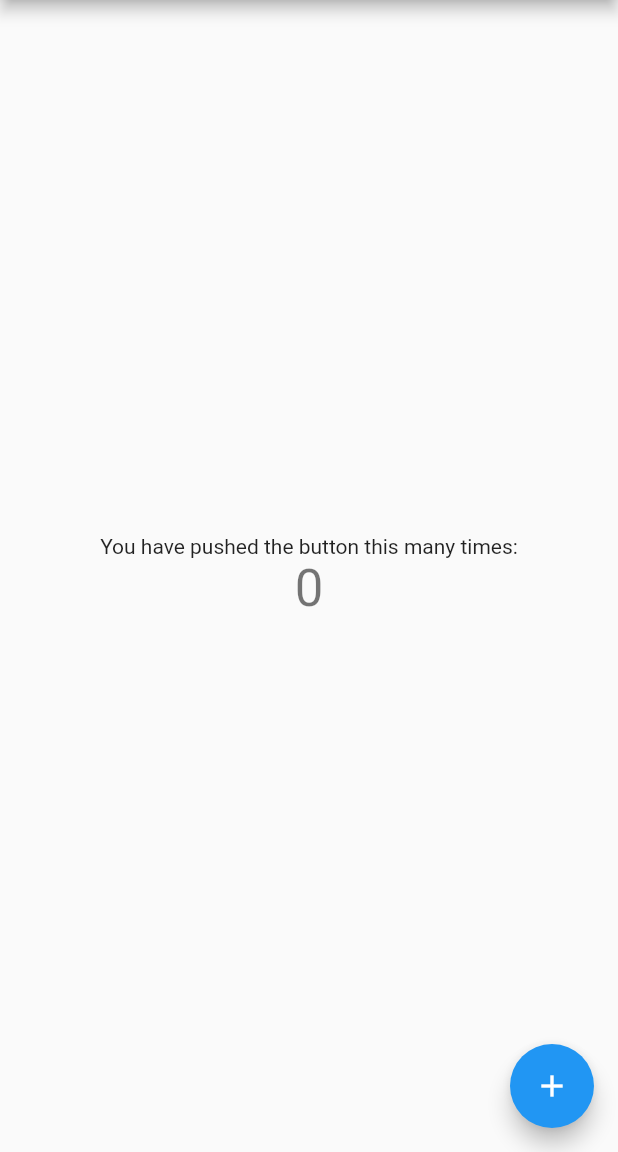
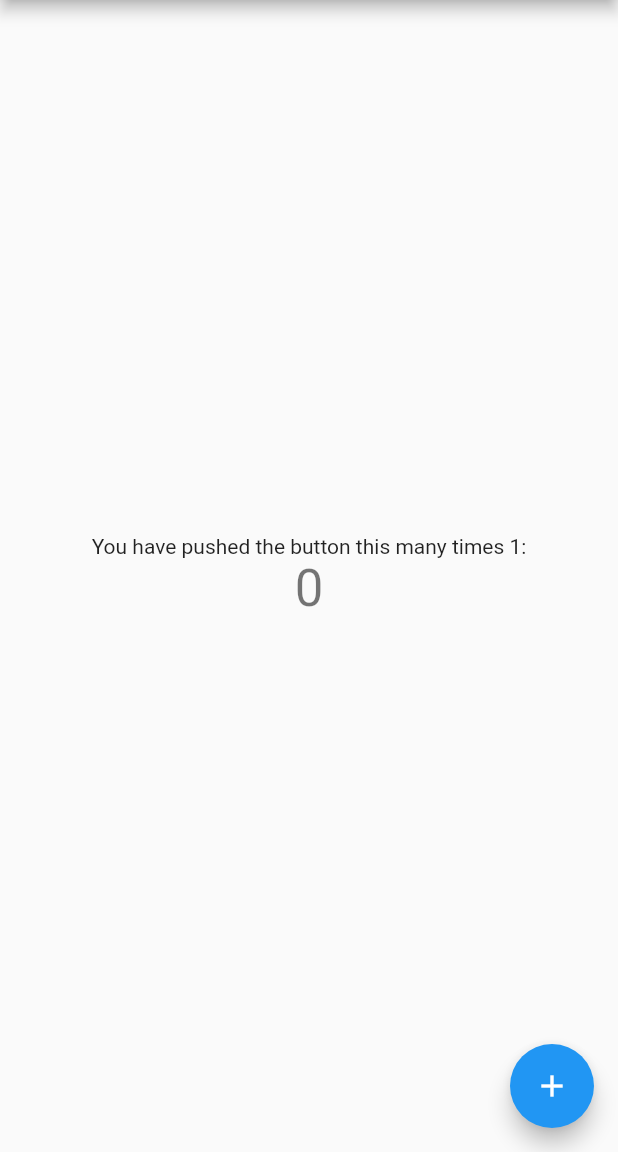
Before and after one commit to hitmanbui/flutter_mini_app_demo, a Flutter app: the screen it shows after launch, on a phone screen of 412 x 824 dp, the part 84-1236 px from its top. Run offline on Flutter 3.47's test engine with Material 2 defaults, Android fonts, the phone set to English and light mode, and no system bars.

```diff
--- a/lib/main.dart
+++ b/lib/main.dart
@@ -96,7 +96,7 @@ class _MyHomePageState extends State<MyHomePage> {
           mainAxisAlignment: MainAxisAlignment.center,
           children: <Widget>[
             const Text(
-              'You have pushed the button this many times:',
+              'You have pushed the button this many times 1:',
             ),
             Text(
               '$_counter',
```
